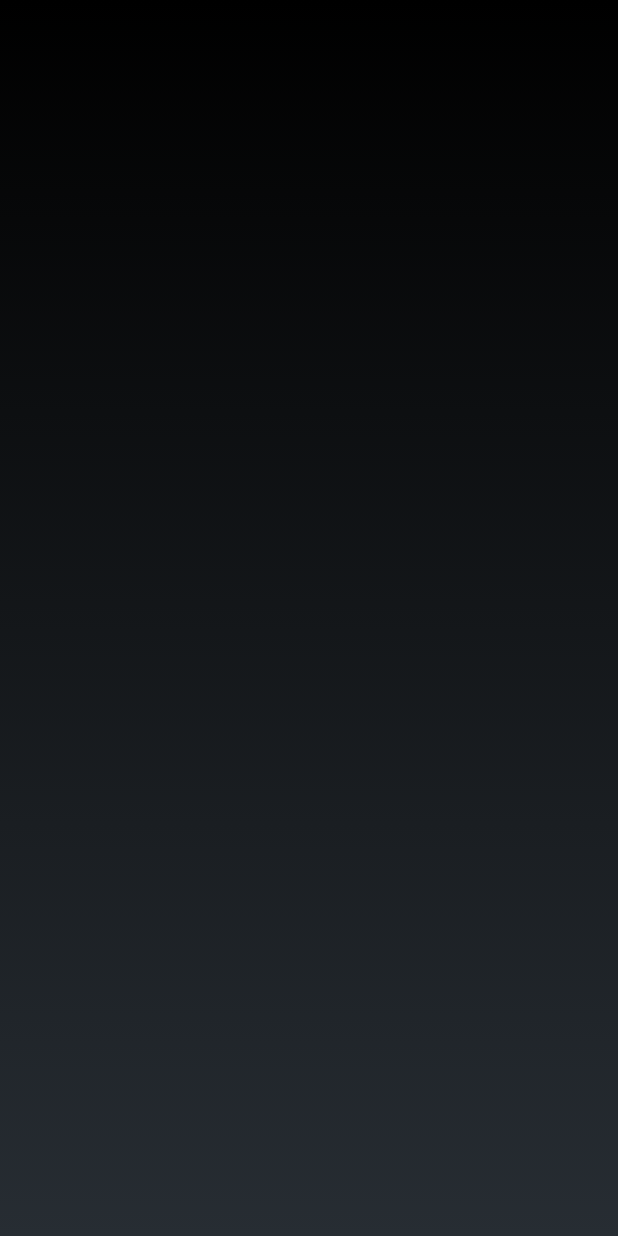
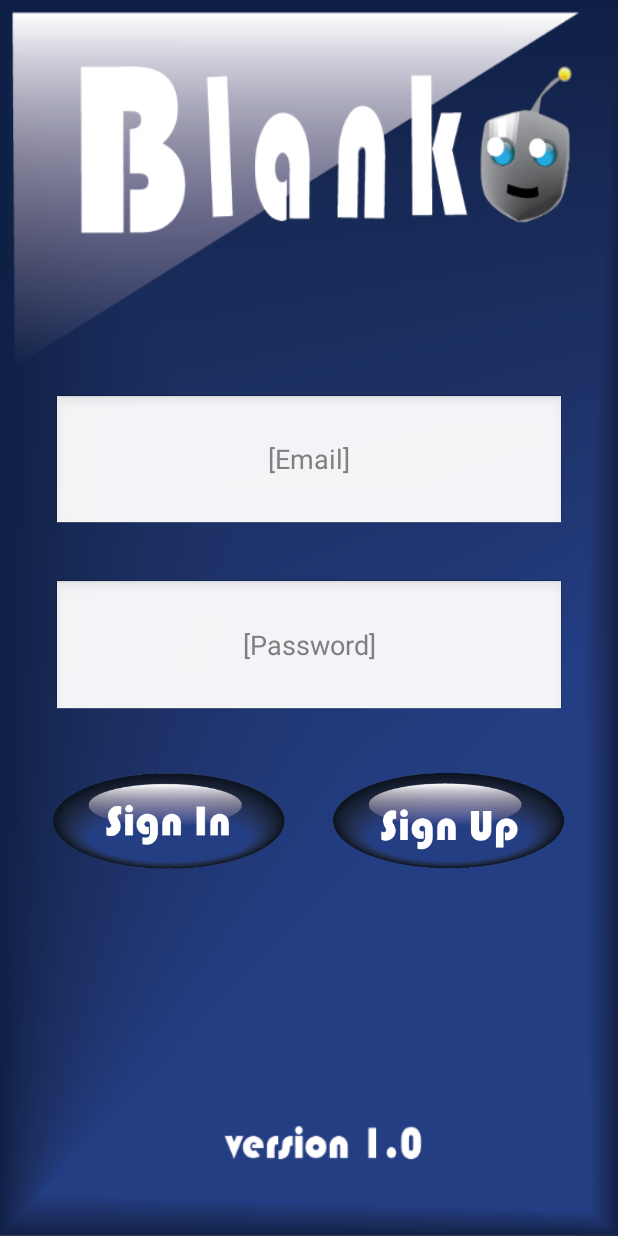
Before and after one commit to networkninjadh/Blanko, an Android app: the WelcomeActivity screen opened directly, with no data from a screen before it, on a phone screen of 412 x 824 dp. Run offline under Robolectric (Android 15) with nearby library versions, the phone set to English and light mode, and no system bars.

Commit message:
add welcome activity layout

```diff
--- a/Blanko/app/src/main/java/com/blankoinc/blanko/WelcomeActivity.java
+++ b/Blanko/app/src/main/java/com/blankoinc/blanko/WelcomeActivity.java
@@ -2,8 +2,6 @@ package com.blankoinc.blanko;
 
 import android.app.Activity;
 import android.os.Bundle;
-import android.view.Menu;
-import android.view.MenuItem;
 
 public class WelcomeActivity extends Activity {
 
@@ -13,25 +11,4 @@ public class WelcomeActivity extends Activity {
         setContentView(R.layout.activity_welcome);
     }
 
-    @Override
-    public boolean onCreateOptionsMenu(Menu menu) {
-        // Inflate the menu; this adds items to the action bar if it is present.
-        getMenuInflater().inflate(R.menu.menu_welcome, menu);
-        return true;
-    }
-
-    @Override
-    public boolean onOptionsItemSelected(MenuItem item) {
-        // Handle action bar item clicks here. The action bar will
-        // automatically handle clicks on the Home/Up button, so long
-        // as you specify a parent activity in AndroidManifest.xml.
-        int id = item.getItemId();
-
-        //noinspection SimplifiableIfStatement
-        if (id == R.id.action_settings) {
-            return true;
-        }
-
-        return super.onOptionsItemSelected(item);
-    }
 }
--- a/Blanko/app/src/main/res/layout/activity_welcome.xml
+++ b/Blanko/app/src/main/res/layout/activity_welcome.xml
@@ -1,11 +1,91 @@
-<FrameLayout xmlns:android="http://schemas.android.com/apk/res/android"
+<LinearLayout xmlns:android="http://schemas.android.com/apk/res/android"
     xmlns:tools="http://schemas.android.com/tools"
-    android:layout_width="fill_parent"
-    android:layout_height="fill_parent"
+    android:layout_width="match_parent"
+    android:layout_height="match_parent"
+    android:background="@drawable/background"
+    android:orientation="vertical"
     tools:context="com.blankoinc.blanko.WelcomeActivity">
-    <ImageView
-        android:layout_width="fill_parent"
-        android:layout_height="fill_parent"
-        android:scaleType="center"
-        />
-</FrameLayout>
+    <LinearLayout
+        android:orientation="vertical"
+        android:layout_width="match_parent"
+        android:layout_height="0dp"
+        android:layout_weight=".75"
+        >
+    </LinearLayout>
+    <LinearLayout
+        android:orientation="vertical"
+        android:layout_width="match_parent"
+        android:layout_height="0dp"
+        android:layout_weight=".75"
+        >
+        <EditText
+            android:id="@+id/Email"
+            android:hint="@string/email"
+            android:gravity="center"
+            android:layout_width="match_parent"
+            android:layout_height="0dp"
+            android:layout_weight="1"
+            android:layout_marginLeft="35dp"
+            android:layout_marginRight="35dp"
+            android:layout_marginBottom="16dp"
+            android:layout_marginTop="16dp"
+            />
+
+        <EditText
+            android:id="@+id/Pass"
+            android:hint="@string/pass"
+            android:gravity="center"
+            android:layout_width="match_parent"
+            android:layout_height="0dp"
+            android:layout_weight="1"
+            android:layout_marginLeft="35dp"
+            android:layout_marginRight="35dp"
+            android:layout_marginBottom="16dp"
+            android:layout_marginTop="16dp"/>
+    </LinearLayout>
+    <LinearLayout
+        android:orientation="vertical"
+        android:layout_width="match_parent"
+        android:layout_height="0dp"
+        android:layout_weight="1">
+       <LinearLayout
+           android:orientation="horizontal"
+           android:layout_width="match_parent"
+           android:layout_height="0dp"
+           android:layout_weight="2">
+        <LinearLayout
+            android:layout_width="0dp"
+            android:layout_height="match_parent"
+            android:layout_weight="1"
+            android:layout_marginLeft="35dp"
+            >
+            <ImageButton
+                android:src="@drawable/sign_in_button"
+                android:layout_width="wrap_content"
+                android:layout_height="wrap_content"
+                android:scaleType="centerInside"
+                android:background="@android:color/transparent"
+                android:layout_marginRight="16dp"
+                 />
+
+        </LinearLayout>
+           <LinearLayout
+               android:layout_width="0dp"
+               android:layout_height="match_parent"
+               android:layout_weight="1"
+               android:layout_marginRight="35dp"
+               >
+               <ImageButton
+                   android:src="@drawable/sign_up_button"
+                   android:layout_width="wrap_content"
+                   android:background="@android:color/transparent"
+                   android:layout_height="wrap_content"
+                   android:scaleType="centerInside"
+                   android:layout_marginLeft="16dp"
+                  />
+           </LinearLayout>
+       </LinearLayout>
+
+
+    </LinearLayout>
+</LinearLayout>
--- a/Blanko/app/src/main/res/values/strings.xml
+++ b/Blanko/app/src/main/res/values/strings.xml
@@ -7,4 +7,6 @@
     <string name="title_activity_welcome">WelcomeActivity</string>
     <string name="title_activity_login">LoginActivity</string>
     <string name="splash_screen">splash screen</string>
+    <string name="email" ><strong>[Email]</strong></string>
+    <string name="pass" ><strong>[Password]</strong></string>
 </resources>
```
Also changed, not shown: Blanko/app/src/main/res/drawable-xhdpi/background.png (added), Blanko/app/src/main/res/drawable-xhdpi/ic_launcher.png (added), Blanko/app/src/main/res/drawable-xhdpi/sign_in_button.png, Blanko/app/src/main/res/drawable-xhdpi/sign_up_button.png, 1 other file.
